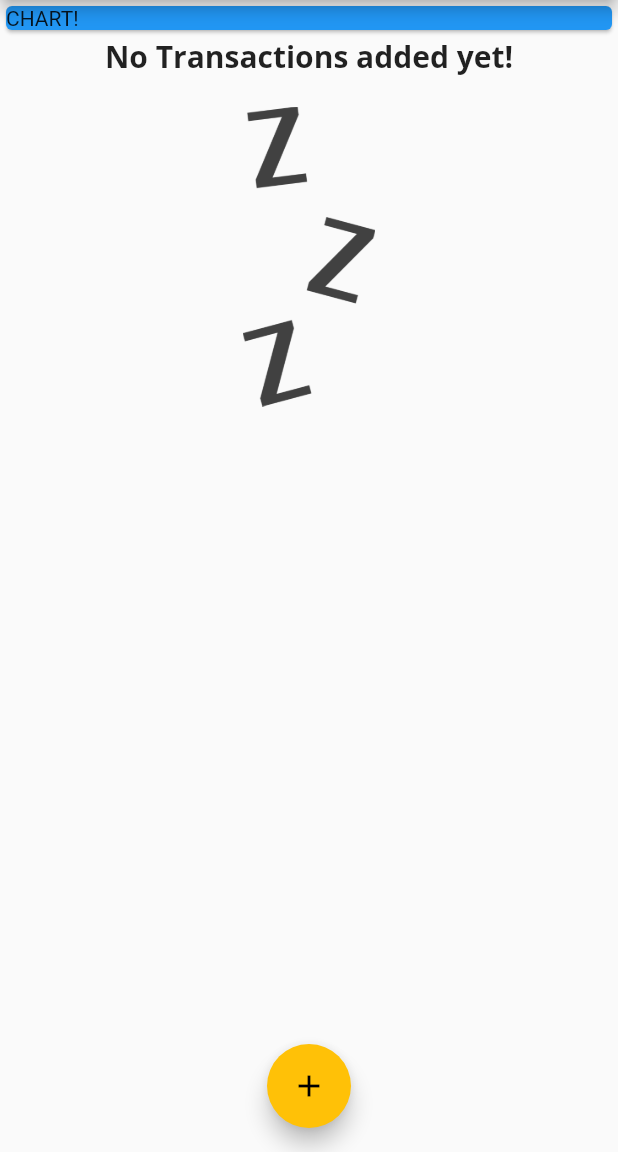
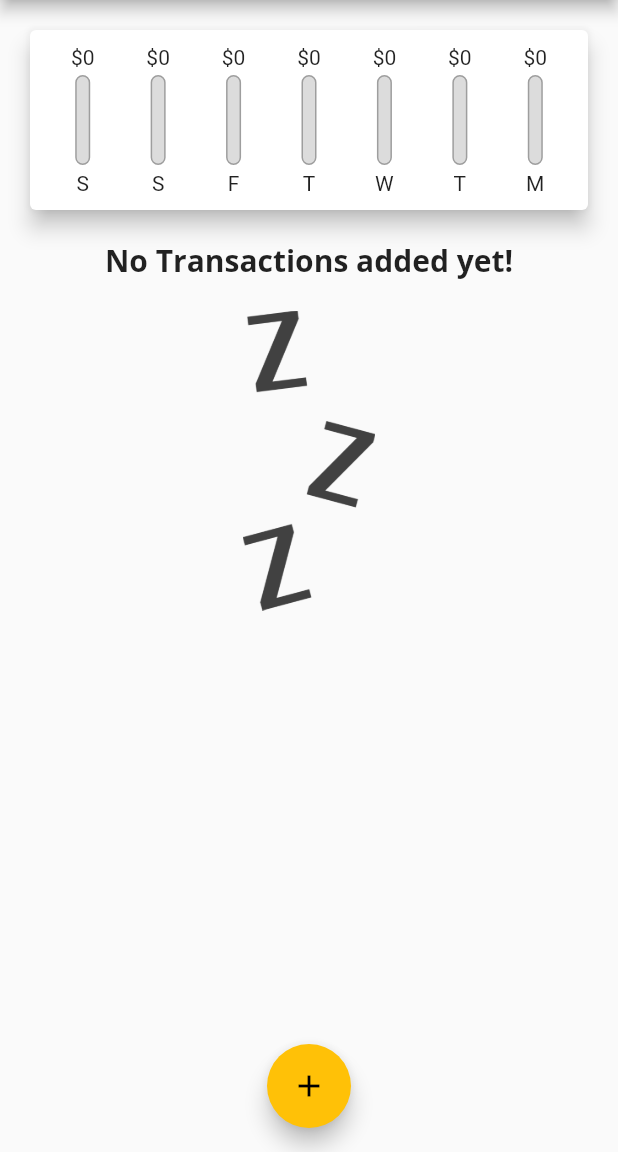
Before and after one commit to mcastre1/expense_planner_flutter, a Flutter app: the screen it shows after launch, on a phone screen of 412 x 824 dp, the part 84-1236 px from its top. Run offline on Flutter 3.47's test engine with Material 2 defaults, Android fonts, the phone set to English and light mode, and no system bars.

Commit message:
chart behavior

```diff
--- a/lib/main.dart
+++ b/lib/main.dart
@@ -3,6 +3,7 @@ import './widgets/new_transaction.dart';
 import './widgets/transaction_list.dart';
 import 'package:flutter/material.dart';
 import './models/transaction.dart';
+import './widgets/chart.dart';
 
 void main() => runApp(MyApp());
 
@@ -38,11 +39,21 @@ class _MyHomePageState extends State<MyHomePage> {
 
   final List<Transaction> _transactions = [
     //Transaction(
-      //  id: 't1', title: 'New Shoes', amount: 69.99, date: DateTime.now()),
+    //  id: 't1', title: 'New Shoes', amount: 69.99, date: DateTime.now()),
     //Transaction(
-     //   id: 't2', title: 'New TV', amount: 669.99, date: DateTime.now()),
+    //   id: 't2', title: 'New TV', amount: 669.99, date: DateTime.now()),
     //Transaction(id: 't3', title: 'Snacks', amount: 16.53, date: DateTime.now()),
   ];
+
+  List<Transaction> get _recentTransactions {
+    return _transactions.where((tx) {
+      return tx.date.isAfter(
+        DateTime.now().subtract(
+          Duration(days: 7),
+        ),
+      );
+    }).toList();
+  }
 
   void _addNewTransaction(String title, double amount) {
     final newTx = Transaction(
@@ -86,13 +97,7 @@ class _MyHomePageState extends State<MyHomePage> {
           mainAxisAlignment: MainAxisAlignment.start,
           crossAxisAlignment: CrossAxisAlignment.stretch,
           children: <Widget>[
-            Container(
-              width: double.infinity,
-              child: Card(
-                color: Colors.blue,
-                child: Text('CHART!'),
-              ),
-            ),
+            Chart(_recentTransactions),
             TransactionList(_transactions),
           ],
         ),
--- a/lib/widgets/chart.dart
+++ b/lib/widgets/chart.dart
@@ -1,14 +1,64 @@
 import 'package:flutter/material.dart';
-
+import '../models/transaction.dart';
+import 'package:intl/intl.dart';
+import './chart_bar.dart';
 
 class Chart extends StatelessWidget {
+  final List<Transaction> _transactions;
 
-  const Chart({ Key? key }) : super(key: key);
+  Chart(this._transactions);
+
+  List<Map<String, Object>> get groupedTransactionValues {
+    return List.generate(7, (index) {
+      final weekDay = DateTime.now().subtract(Duration(days: index));
+      var totalSum = 0.0;
+
+      for (var i = 0; i < _transactions.length; i++) {
+        if (_transactions[i].date.day == weekDay.day &&
+            _transactions[i].date.month == weekDay.month &&
+            _transactions[i].date.year == weekDay.year) {
+          totalSum += _transactions[i].amount;
+        }
+      }
+      print(DateFormat.E().format(weekDay));
+      print(totalSum);
+
+      return {
+        'day': DateFormat.E().format(weekDay).substring(0, 1),
+        'amount': totalSum
+      };
+    });
+  }
+
+  double get maxSpending {
+    return groupedTransactionValues.fold(0.0, (sum, item) {
+      return sum + (item['amount'] as double);
+    });
+  }
 
   @override
   Widget build(BuildContext context) {
-    return Container(
-
+    print(groupedTransactionValues);
+    return Card(
+      elevation: 6,
+      margin: EdgeInsets.all(20),
+      child: Padding(
+        padding: EdgeInsets.all(10),
+        child: Row(
+          mainAxisAlignment: MainAxisAlignment.spaceAround,
+          children: groupedTransactionValues.map((data) {
+            return Flexible(
+              fit: FlexFit.tight,
+              child: ChartBar(
+                  data['day'] as String,
+                  data['amount'] as double,
+                  maxSpending == 0.0
+                      ? 0.0
+                      : (data['amount'] as double) / maxSpending),
+            );
+          }).toList(),
+        ),
+      ),
     );
   }
 }
--- /dev/null
+++ b/lib/widgets/chart_bar.dart
@@ -0,0 +1,49 @@
+import 'package:flutter/material.dart';
+
+class ChartBar extends StatelessWidget {
+  final String label;
+  final double spendingAmount;
+  final double spendingPctOfTotal;
+
+  ChartBar(this.label, this.spendingAmount, this.spendingPctOfTotal);
+
+  @override
+  Widget build(BuildContext context) {
+    return Column(
+      children: [
+        FittedBox(child: Text('\$${spendingAmount.toStringAsFixed(0)}')),
+        SizedBox(
+          height: 4,
+        ),
+        Container(
+          height: 60,
+          width: 10,
+          child: Stack(
+            children: [
+              Container(
+                decoration: BoxDecoration(
+                  border: Border.all(color: Colors.grey, width: 1.0),
+                  color: Color.fromRGBO(220, 220, 220, 1),
+                  borderRadius: BorderRadius.circular(10),
+                ),
+              ),
+              FractionallySizedBox(
+                heightFactor: spendingPctOfTotal,
+                child: Container(
+                  decoration: BoxDecoration(
+                    color: Theme.of(context).primaryColor,
+                    borderRadius: BorderRadius.circular(10),
+                  ),
+                ),
+              ),
+            ],
+          ),
+        ),
+        SizedBox(
+          height: 4,
+        ),
+        Text(label),
+      ],
+    );
+  }
+}
```
